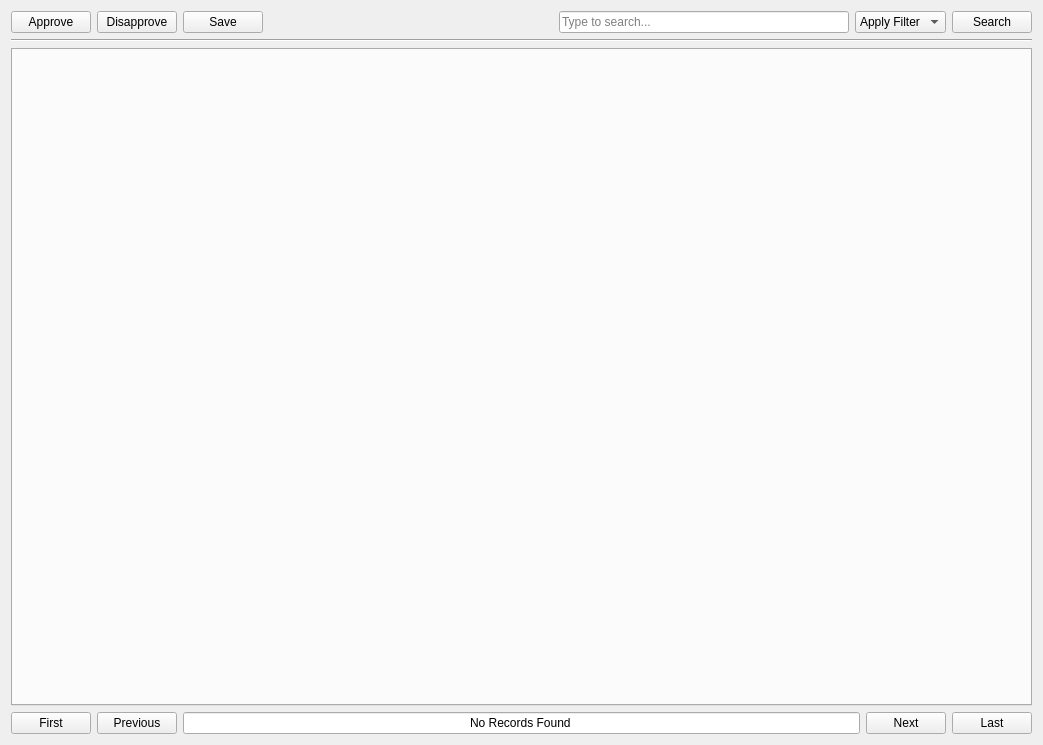
Above: ui/flts/workflow_manager/ui_workflow_manager.ui from gltn/stdm before the change. Below: the same form after it.
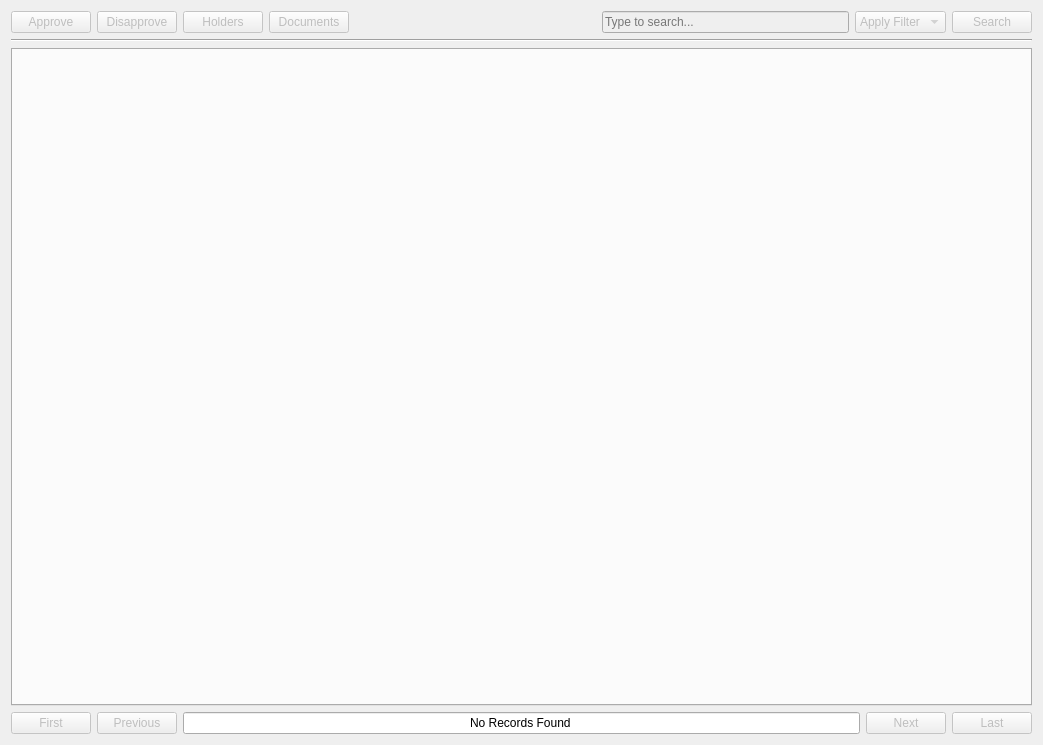
That is the form after the change.

Diff of the .ui file:
```diff
--- a/ui/flts/workflow_manager/ui_workflow_manager.ui
+++ b/ui/flts/workflow_manager/ui_workflow_manager.ui
@@ -13,16 +13,19 @@
   <property name="windowTitle">
    <string>Workflow Manager</string>
   </property>
-  <layout class="QHBoxLayout" name="horizontalLayout">
+  <layout class="QHBoxLayout" name="horizontalLayout_3">
    <item>
     <layout class="QVBoxLayout" name="verticalLayout">
      <item>
       <layout class="QVBoxLayout" name="vlNotification"/>
      </item>
      <item>
-      <layout class="QHBoxLayout" name="horizontalLayout_3">
+      <layout class="QHBoxLayout" name="horizontalLayout">
        <item>
         <widget class="QPushButton" name="approveButton">
+         <property name="enabled">
+          <bool>false</bool>
+         </property>
          <property name="text">
           <string>Approve</string>
          </property>
@@ -30,15 +33,31 @@
        </item>
        <item>
         <widget class="QPushButton" name="disapproveButton">
+         <property name="enabled">
+          <bool>false</bool>
+         </property>
          <property name="text">
           <string>Disapprove</string>
          </property>
         </widget>
        </item>
        <item>
-        <widget class="QPushButton" name="saveButton">
+        <widget class="QPushButton" name="holdersButton">
+         <property name="enabled">
+          <bool>false</bool>
+         </property>
          <property name="text">
-          <string>Save</string>
+          <string>Holders</string>
+         </property>
+        </widget>
+       </item>
+       <item>
+        <widget class="QPushButton" name="documentsButton">
+         <property name="enabled">
+          <bool>false</bool>
+         </property>
+         <property name="text">
+          <string>Documents</string>
          </property>
         </widget>
        </item>
@@ -49,7 +68,7 @@
          </property>
          <property name="sizeHint" stdset="0">
           <size>
-           <width>98</width>
+           <width>178</width>
            <height>20</height>
           </size>
          </property>
@@ -57,6 +76,9 @@
        </item>
        <item>
         <widget class="QLineEdit" name="searchEdit">
+         <property name="enabled">
+          <bool>false</bool>
+         </property>
          <property name="placeholderText">
           <string>Type to search...</string>
          </property>
@@ -64,6 +86,9 @@
        </item>
        <item>
         <widget class="QComboBox" name="filterComboBox">
+         <property name="enabled">
+          <bool>false</bool>
+         </property>
          <item>
           <property name="text">
            <string>Apply Filter</string>
@@ -73,6 +98,9 @@
        </item>
        <item>
         <widget class="QPushButton" name="searchButton">
+         <property name="enabled">
+          <bool>false</bool>
+         </property>
          <property name="text">
           <string>Search</string>
          </property>
@@ -98,6 +126,9 @@
       <layout class="QHBoxLayout" name="paginationLayout">
        <item>
         <widget class="QPushButton" name="firstButton">
+         <property name="enabled">
+          <bool>false</bool>
+         </property>
          <property name="text">
           <string>First</string>
          </property>
@@ -105,6 +136,9 @@
        </item>
        <item>
         <widget class="QPushButton" name="previousButton">
+         <property name="enabled">
+          <bool>false</bool>
+         </property>
          <property name="text">
           <string>Previous</string>
          </property>
@@ -122,6 +156,9 @@
        </item>
        <item>
         <widget class="QPushButton" name="nextButton">
+         <property name="enabled">
+          <bool>false</bool>
+         </property>
          <property name="text">
           <string>Next</string>
          </property>
@@ -129,6 +166,9 @@
        </item>
        <item>
         <widget class="QPushButton" name="lastButton">
+         <property name="enabled">
+          <bool>false</bool>
+         </property>
          <property name="text">
           <string>Last</string>
          </property>
```
Left out of the diff: 2 changed lines with no effect on the pictures.
